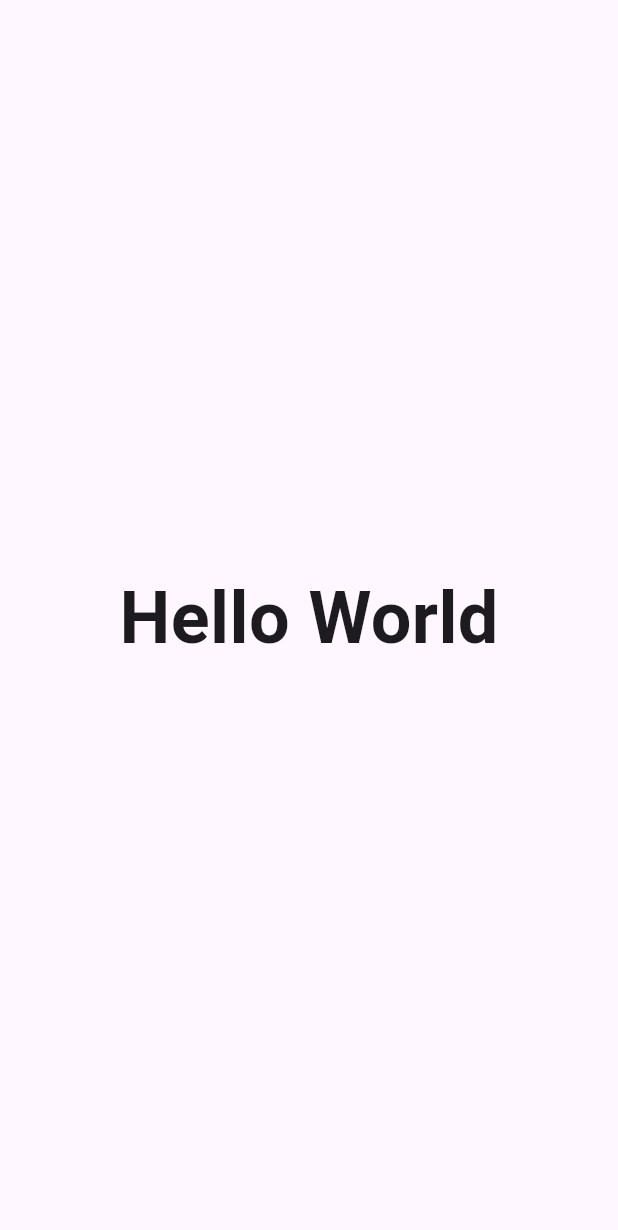
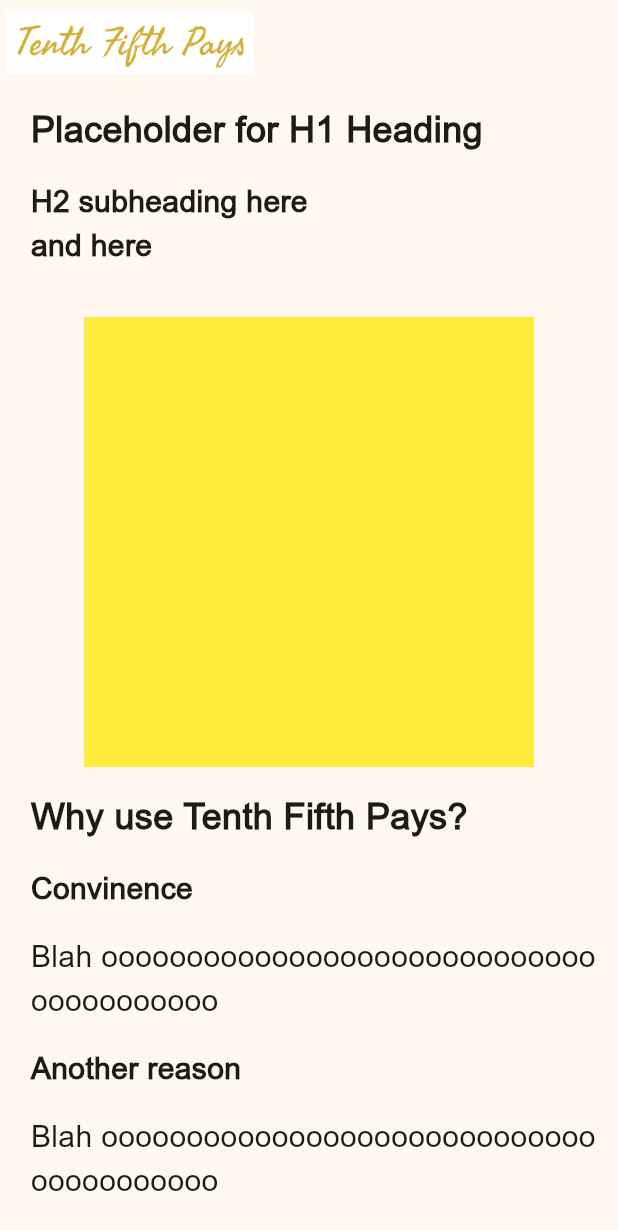
Before and after one commit to zainchaudhary4/Tenth-Fifth-Pays, a Flutter app: the screen it shows after launch, on a phone screen of 412 x 824 dp. Shown: the top 1230 px of the screen. Run offline on Flutter 3.47's test engine with Material 3 defaults, Android fonts, the phone set to English and light mode, and no system bars; our stand-ins replace get.

Commit message:
signup page and splash screen

```diff
--- a/lib/View/Splash Screen/splash_screen.dart
+++ b/lib/View/Splash Screen/splash_screen.dart
@@ -1,7 +1,10 @@
 import 'dart:async';
 import 'package:flutter/cupertino.dart';
 import 'package:flutter/material.dart';
-
+import 'package:tenth_fifth_pays/View/Signup%20Page/signup_page.dart';
+import 'package:tenth_fifth_pays/View/Utils/app_logo.dart';
+import 'package:tenth_fifth_pays/View/Utils/colors.dart';
+import 'package:get/get.dart';
 
 class SplashScreen extends StatefulWidget{
   @override
@@ -9,35 +12,143 @@ class SplashScreen extends StatefulWidget{
 }
 
 class _SplashScreenState extends State<SplashScreen> {
-  @override
-
-  void initState() {
-    super.initState();
-    Timer(
-        Duration(seconds: 3), () async {
-      // User? user = FirebaseAuth.instance.currentUser;
-      // if (user != null) {
-      //
-      //   Navigator.pushReplacement(context, MaterialPageRoute(builder: (context){return UserMode(); }));
-      //
-      // }
-      // else {
-
-        // Navigator.pushReplacement(context, MaterialPageRoute(builder: (context){return LoginPage(title:"House2Home"); }));
-
-      // }
-    });
-  }
-
+  // @override
+  //
+  // void initState() {
+  //   super.initState();
+  //   Timer(
+  //       Duration(seconds: 3), () async {
+  //     // User? user = FirebaseAuth.instance.currentUser;
+  //     // if (user != null) {
+  //     //
+  //     //   Navigator.pushReplacement(context, MaterialPageRoute(builder: (context){return UserMode(); }));
+  //     //
+  //     // }
+  //     // else {
+  //
+  //       // Navigator.pushReplacement(context, MaterialPageRoute(builder: (context){return LoginPage(title:"House2Home"); }));
+  //
+  //     // }
+  //   });
+  // }
   @override
   Widget build(BuildContext context) {
+    double height = MediaQuery.of(context).size.height;
+    double width = MediaQuery.of(context).size.width;
     return Scaffold(
-      body: Container(
-          height: MediaQuery.of(context).size.height,
-          width:MediaQuery.of(context).size.width,
-          child: Center(
-            child: Text('Hello World',style: TextStyle(fontSize: 48,fontWeight: FontWeight.bold),)
-          )
+      body: SafeArea(
+        child: Padding(
+          padding: const EdgeInsets.all(4),
+          child: SingleChildScrollView(
+            child: Column(
+              mainAxisAlignment: MainAxisAlignment.start,
+              crossAxisAlignment: CrossAxisAlignment.start,
+              children: [
+                Container(
+                  height: height*0.06,
+                  width: width*0.4,
+                  child: AppLogo.logo,
+                ),
+                Padding(
+                  padding:  EdgeInsets.only(
+                    top: height*0.02,
+                    left: width*0.04,
+                  ),
+                  child: Text('Placeholder for H1 Heading',style: TextStyle(fontFamily: 'Arial',fontSize: 24,fontWeight: FontWeight.w600)),
+                ),
+                Padding(
+                  padding:  EdgeInsets.only(
+                    top: height*0.02,
+                    left: width*0.04,
+                  ),
+                  child: Text('H2 subheading here\nand here',style: TextStyle(fontFamily: 'Arial',fontSize: 20,fontWeight: FontWeight.w600)),
+                ),
+                Center(
+                  child: Padding(
+                    padding:  EdgeInsets.only(
+                      top: height*0.04
+                    ),
+                    child: Container(
+                      height: 300,
+                      width: 300,
+                      color: Colors.yellow,
+                    ),
+                  ),
+                ),
+                Padding(
+                  padding:  EdgeInsets.only(
+                    top: height*0.02,
+                    left: width*0.04,
+                  ),
+                  child: Text('Why use Tenth Fifth Pays?',style: TextStyle(fontFamily: 'Arial',fontSize: 24,fontWeight: FontWeight.w600)),
+                ),
+                Padding(
+                  padding:  EdgeInsets.only(
+                    top: height*0.02,
+                    left: width*0.04,
+                  ),
+                  child: Text('Convinence',style: TextStyle(fontFamily: 'Arial',fontSize: 20,fontWeight: FontWeight.w600)),
+                ),
+                Padding(
+                  padding:  EdgeInsets.only(
+                    top: height*0.02,
+                    left: width*0.04,
+                  ),
+                  child: Text('Blah oooooooooooooooooooooooooooooooooooooooo',style: TextStyle(fontFamily: 'Arial',fontSize: 20)),
+                ),
+                Padding(
+                  padding:  EdgeInsets.only(
+                    top: height*0.02,
+                    left: width*0.04,
+                  ),
+                  child: Text('Another reason',style: TextStyle(fontFamily: 'Arial',fontSize: 20,fontWeight: FontWeight.w600)),
+                ),
+                Padding(
+                  padding:  EdgeInsets.only(
+                    top: height*0.02,
+                    left: width*0.04,
+                  ),
+                  child: Text('Blah oooooooooooooooooooooooooooooooooooooooo',style: TextStyle(fontFamily: 'Arial',fontSize: 20)),
+                ),
+                Padding(
+                  padding:  EdgeInsets.only(
+                    top: height*0.02,
+                    left: width*0.04,
+                  ),
+                  child: Text('Expertise',style: TextStyle(fontFamily: 'Arial',fontSize: 20,fontWeight: FontWeight.w600)),
+                ),
+                Padding(
+                  padding:  EdgeInsets.only(
+                    top: height*0.02,
+                    left: width*0.04,
+                  ),
+                  child: Text('Blah oooooooooooooooooooooooooooooooooooooooo',style: TextStyle(fontFamily: 'Arial',fontSize: 20)),
+                ),
+                Center(
+                  child: Padding(
+                    padding:  EdgeInsets.only(
+                      top: height*0.02
+                    ),
+                    child: SizedBox(
+                       height: height*0.06,
+                      width: width*0.77,
+                      child: ElevatedButton(
+                        style: ElevatedButton.styleFrom(
+                          backgroundColor: AppPrimaryColor.primaryColor
+                        ),
+                        child: Text('Let\'s Get Started',style: TextStyle(fontFamily: 'Arial',fontSize: 22,color: Colors.white,fontWeight: FontWeight.w600),),
+                        onPressed: (){
+                          Get.to(SignupPage());
+                        },
+                      ),
+                    ),
+                  ),
+                ),
+                SizedBox(height: height*0.06,)
+              ],
+            ),
+          ),
+        )
       ),
     );
   }
--- /dev/null
+++ b/lib/View/Utils/app_logo.dart
@@ -0,0 +1,7 @@
+import 'package:flutter/material.dart';
+
+class AppLogo{
+
+  static Image logo = Image.asset('assets/images/Dummy logo.png');
+
+}
--- a/lib/View/Utils/colors.dart
+++ b/lib/View/Utils/colors.dart
@@ -2,10 +2,10 @@ import 'package:flutter/material.dart';
 
 class AppPrimaryColor{
 
-  static Color primaryColor =  Color(0xff2E2545);
+  static Color primaryColor =  Color(0xffD4AF37);
   static Color secondaryColor =  Color(0xff2E2545);
   static Color primaryButtonColor =  Color(0xff2E2545);
-  static Color secondaryButtonColor =  Color(0xff2E2545);
+  static Color secondaryButtonColor =  Colors.blue;
 
 
 
--- a/lib/main.dart
+++ b/lib/main.dart
@@ -1,7 +1,10 @@
 import 'package:flutter/material.dart';
 import 'package:flutter/cupertino.dart';
+import 'package:tenth_fifth_pays/View/Utils/colors.dart';
+import 'View/Splash Screen/splash_screen.dart';
+import 'package:get/get.dart';
+import 'package:get/get_core/src/get_main.dart';
 
-import 'View/Splash Screen/splash_screen.dart';
 
 void main() {
   runApp(const MyApp());
@@ -13,10 +16,12 @@ class MyApp extends StatelessWidget {
 
   @override
   Widget build(BuildContext context) {
-    return MaterialApp(
+    return GetMaterialApp(
       title: 'Tenth Fifth Pays',
+      debugShowCheckedModeBanner: false,
+      navigatorObservers: [Get.put<RouteObserver>(RouteObserver<PageRoute>())],
       theme: ThemeData(
-        colorScheme: ColorScheme.fromSeed(seedColor: Colors.deepPurple),
+        colorScheme: ColorScheme.fromSeed(seedColor: AppPrimaryColor.primaryColor),
         useMaterial3: true,
       ),
       home:  SplashScreen(),
--- a/pubspec.yaml
+++ b/pubspec.yaml
@@ -11,8 +11,8 @@ environment:
 dependencies:
   flutter:
     sdk: flutter
-
   cupertino_icons: ^1.0.8
+  get: ^4.6.6
 
 dev_dependencies:
   flutter_test:
```
Also changed, not shown: lib/Controller/Signup Page/signup_page_controller.dart (added, +170 -0 lines), lib/View/Signup Page/signup_page.dart (added, +161 -0 lines), lib/View/Utils/font_sizes.dart (deleted, +0 -13 lines), lib/View/Widgets/textfields.dart (added, +48 -0 lines), assets/images/Dummy logo.png (added), assets/images/Signup.png (added), pubspec.lock.
